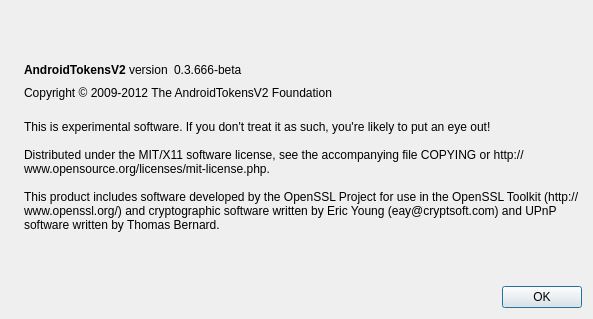
CryptoRepairCrew/Android-Token-V2, file src/qt/forms/aboutdialog.ui: the form before one commit.
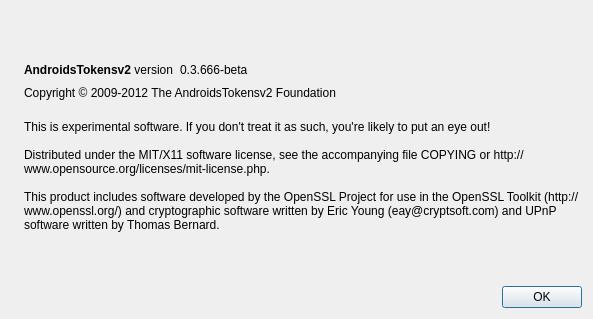
The form after the commit. Icons and pictures are not drawn.

Commit message: AndroidTokensV2 -> AndroidsTokensV2

```diff
--- a/src/qt/forms/aboutdialog.ui
+++ b/src/qt/forms/aboutdialog.ui
@@ -50,7 +50,7 @@
           <cursorShape>IBeamCursor</cursorShape>
          </property>
          <property name="text">
-          <string>&lt;b&gt;AndroidTokensV2&lt;/b&gt; version</string>
+          <string>&lt;b&gt;AndroidsTokensv2&lt;/b&gt; version</string>
          </property>
          <property name="textInteractionFlags">
           <set>Qt::LinksAccessibleByMouse|Qt::TextSelectableByKeyboard|Qt::TextSelectableByMouse</set>
@@ -91,7 +91,7 @@
         <cursorShape>IBeamCursor</cursorShape>
        </property>
        <property name="text">
-        <string>Copyright © 2009-2012 The AndroidTokensV2 Foundation</string>
+        <string>Copyright © 2009-2012 The AndroidsTokensv2 Foundation</string>
        </property>
        <property name="textInteractionFlags">
         <set>Qt::LinksAccessibleByMouse|Qt::TextSelectableByKeyboard|Qt::TextSelectableByMouse</set>
```
Left out of the diff: 2 changed lines with no effect on the pictures. The commit also changes 49 other files.
